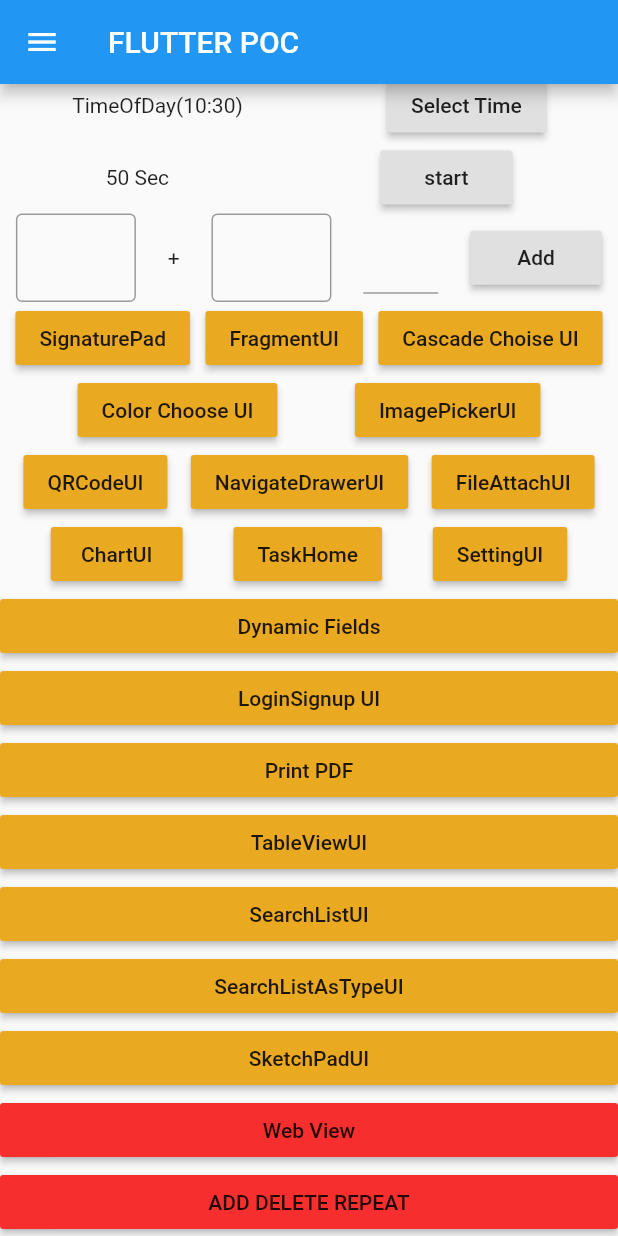
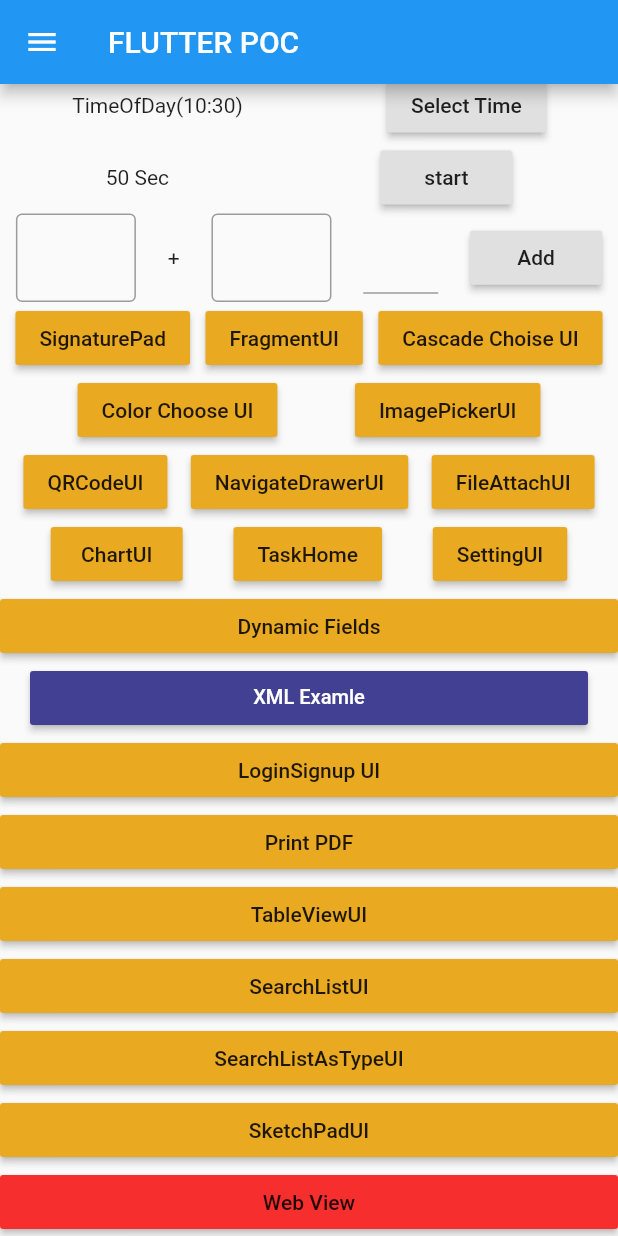
Before and after one commit to nvalakunde/FlutterPOC, a Flutter app: the screen it shows after launch, scrolled down 576 dp, on a phone screen of 412 x 824 dp. Run offline on Flutter 3.47's test engine with Material 2 defaults, Android fonts, the phone set to English and light mode, and no system bars; our stand-ins replace audioplayers, carousel_slider, cloud_firestore, file, file_picker, fl_chart and 9 more; missing offline and left inert: downloads_path_provider, drag_list, flutter_audio_recorder, flutter_full_pdf_viewer, flutter_webview_plugin, painter and 1 more; accounts and stored records are empty; network calls fail.

Commit message:
XML Code

```diff
--- a/lib/main.dart
+++ b/lib/main.dart
@@ -32,6 +32,7 @@ import 'package:flutter_poc/tabledata/tableui.dart';
 import 'package:flutter_poc/taskmanagement/screens/taskDashboard.dart';
 import 'package:flutter_poc/utils/constantData.dart';
 import 'package:flutter_poc/webviewpage.dart/webviewscreen.dart';
+import 'package:flutter_poc/xmlparsing/xmlexample.dart';
 
 void main() {
   runApp(MyApp());
@@ -483,6 +484,24 @@ class _MyHomePageState extends State<MyHomePage> {
             },
             child: Text('Dynamic Fields'),
           ),
+          Container(
+            padding: EdgeInsets.symmetric(horizontal: 20),
+            child: RaisedButton(
+              color: themeColorBlue,
+              onPressed: () {
+                Navigator.push(
+                  context,
+                  MaterialPageRoute(
+                    builder: (context) => XMLExampleUI(),
+                  ),
+                );
+              },
+              child: Text(
+                'XML Examle',
+                style: txtStyle(13, whiteColor),
+              ),
+            ),
+          ),
           RaisedButton(
             color: themeColorYellow,
             onPressed: () {
```
Also changed, not shown: 3 other files.
